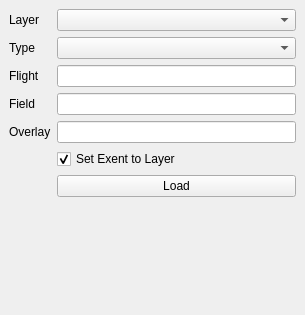
Old version of the form tiler_layer_dockwidget_base.ui in the repository ceresimaging/tiler-layer.
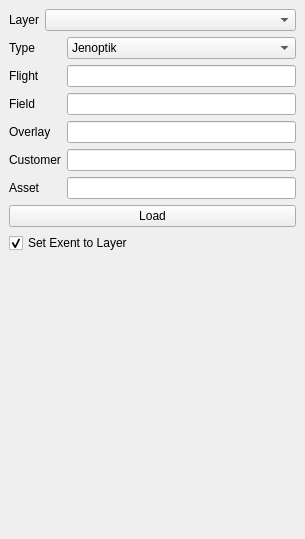
New version of the form.

Commit message: Add asset. Integrate WC.

```diff
--- a/tiler_layer_dockwidget_base.ui
+++ b/tiler_layer_dockwidget_base.ui
@@ -7,7 +7,7 @@
     <x>0</x>
     <y>0</y>
     <width>305</width>
-    <height>315</height>
+    <height>539</height>
    </rect>
   </property>
   <property name="windowTitle">
@@ -17,97 +17,147 @@
    <layout class="QGridLayout" name="gridLayout">
     <item row="1" column="0">
      <layout class="QFormLayout" name="formLayout">
-      <item row="0" column="0">
-       <widget class="QLabel" name="layerLabel">
-        <property name="text">
-         <string>Layer</string>
-        </property>
-       </widget>
-      </item>
-      <item row="0" column="1">
-       <widget class="QComboBox" name="layer"/>
-      </item>
+      <property name="sizeConstraint">
+       <enum>QLayout::SetMinimumSize</enum>
+      </property>
+      <property name="fieldGrowthPolicy">
+       <enum>QFormLayout::AllNonFixedFieldsGrow</enum>
+      </property>
+      <property name="rowWrapPolicy">
+       <enum>QFormLayout::DontWrapRows</enum>
+      </property>
       <item row="1" column="0">
+       <widget class="QLabel" name="flightLabel">
+        <property name="text">
+         <string>Flight</string>
+        </property>
+       </widget>
+      </item>
+      <item row="1" column="1">
+       <widget class="QLineEdit" name="flight"/>
+      </item>
+      <item row="0" column="0">
        <widget class="QLabel" name="mosaicTypeLabel">
+        <property name="sizePolicy">
+         <sizepolicy hsizetype="Preferred" vsizetype="Preferred">
+          <horstretch>0</horstretch>
+          <verstretch>0</verstretch>
+         </sizepolicy>
+        </property>
         <property name="text">
          <string>Type</string>
         </property>
        </widget>
       </item>
-      <item row="1" column="1">
+      <item row="0" column="1">
        <widget class="QComboBox" name="mosaicType">
         <property name="enabled">
          <bool>true</bool>
         </property>
+        <property name="sizePolicy">
+         <sizepolicy hsizetype="Preferred" vsizetype="Preferred">
+          <horstretch>0</horstretch>
+          <verstretch>0</verstretch>
+         </sizepolicy>
+        </property>
+        <item>
+         <property name="text">
+          <string>Jenoptik</string>
+         </property>
+        </item>
+        <item>
+         <property name="text">
+          <string>VNIR</string>
+         </property>
+        </item>
        </widget>
       </item>
       <item row="2" column="0">
-       <widget class="QLabel" name="flightLabel">
-        <property name="text">
-         <string>Flight</string>
-        </property>
-       </widget>
-      </item>
-      <item row="2" column="1">
-       <widget class="QLineEdit" name="flight">
-        <property name="enabled">
-         <bool>true</bool>
-        </property>
-        <property name="text">
-         <string/>
-        </property>
-       </widget>
-      </item>
-      <item row="3" column="0">
        <widget class="QLabel" name="fieldLabel">
         <property name="text">
          <string>Field</string>
         </property>
        </widget>
       </item>
-      <item row="3" column="1">
-       <widget class="QLineEdit" name="field">
-        <property name="enabled">
-         <bool>true</bool>
-        </property>
-        <property name="text">
-         <string/>
-        </property>
-       </widget>
+      <item row="2" column="1">
+       <widget class="QLineEdit" name="field"/>
       </item>
-      <item row="4" column="0">
+      <item row="3" column="0">
        <widget class="QLabel" name="overlayLabel">
         <property name="text">
          <string>Overlay</string>
         </property>
        </widget>
       </item>
+      <item row="3" column="1">
+       <widget class="QLineEdit" name="overlay"/>
+      </item>
+      <item row="4" column="0">
+       <widget class="QLabel" name="customerLabel">
+        <property name="text">
+         <string>Customer</string>
+        </property>
+       </widget>
+      </item>
       <item row="4" column="1">
-       <widget class="QLineEdit" name="overlay">
-        <property name="enabled">
-         <bool>true</bool>
+       <widget class="QLineEdit" name="customer"/>
+      </item>
+      <item row="5" column="0">
+       <widget class="QLabel" name="assetLabel">
+        <property name="text">
+         <string>Asset</string>
         </property>
        </widget>
       </item>
       <item row="5" column="1">
-       <widget class="QCheckBox" name="extent">
-        <property name="text">
-         <string>Set Exent to Layer</string>
-        </property>
-        <property name="checked">
-         <bool>true</bool>
-        </property>
-       </widget>
+       <widget class="QLineEdit" name="asset"/>
       </item>
-      <item row="6" column="1">
-       <widget class="QPushButton" name="load">
+     </layout>
+    </item>
+    <item row="3" column="0">
+     <widget class="QCheckBox" name="extent">
+      <property name="text">
+       <string>Set Exent to Layer</string>
+      </property>
+      <property name="checked">
+       <bool>true</bool>
+      </property>
+     </widget>
+    </item>
+    <item row="0" column="0">
+     <layout class="QFormLayout" name="layerLayout">
+      <item row="0" column="1">
+       <widget class="QComboBox" name="layer"/>
+      </item>
+      <item row="0" column="0">
+       <widget class="QLabel" name="label">
         <property name="text">
-         <string>Load</string>
+         <string>Layer</string>
         </property>
        </widget>
       </item>
      </layout>
     </item>
+    <item row="2" column="0">
+     <widget class="QPushButton" name="load">
+      <property name="text">
+       <string>Load</string>
+      </property>
+     </widget>
+    </item>
+    <item row="4" column="0">
+     <spacer name="verticalSpacer">
+      <property name="orientation">
+       <enum>Qt::Vertical</enum>
+      </property>
+      <property name="sizeHint" stdset="0">
+       <size>
+        <width>20</width>
+        <height>40</height>
+       </size>
+      </property>
+     </spacer>
+    </item>
    </layout>
   </widget>
  </widget>
```
The commit also changes 6 other files.
